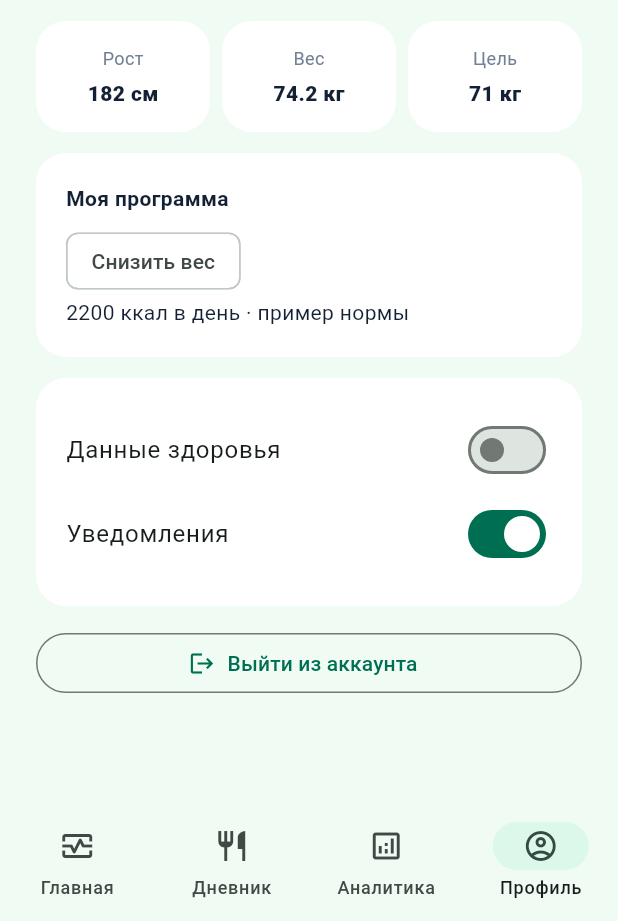
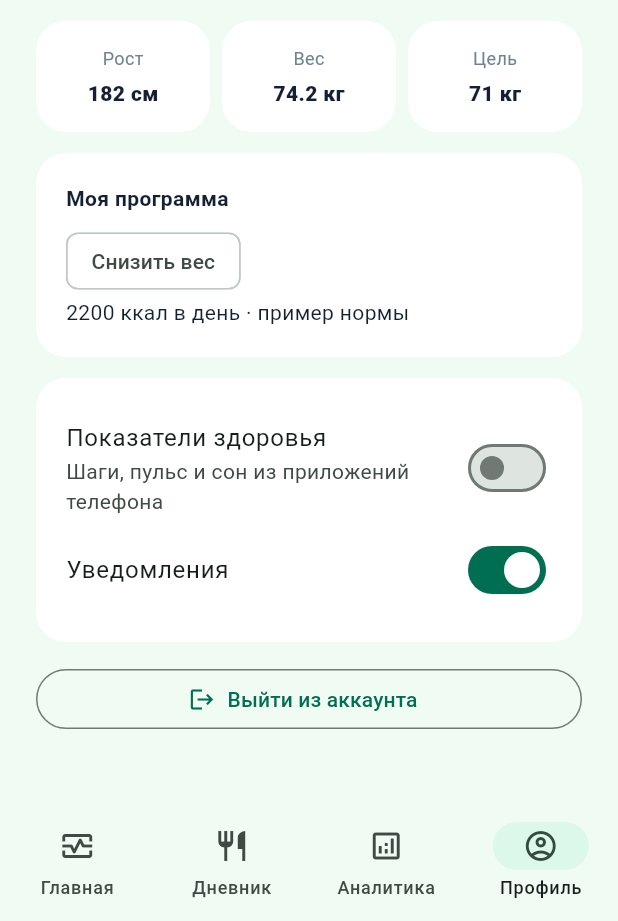
Before and after one commit to 4oys/health_app_ui, a Flutter app: the AppShell screen opened directly with empty values, item 4 of the bottom bar chosen, on a phone screen of 412 x 824 dp, the part 315-1236 px from its top. Run offline on Flutter 3.47's test engine with Material 3 defaults, Android fonts, the phone set to English and light mode, and no system bars.

Commit message:
feat(profile): пояснить источник показателей здоровья

```diff
--- a/lib/main.dart
+++ b/lib/main.dart
@@ -884,7 +884,8 @@ class _ProfileScreenState extends State<ProfileScreen> {
           children: [
             SwitchListTile(
               contentPadding: EdgeInsets.zero,
-              title: const Text('Данные здоровья'),
+              title: const Text('Показатели здоровья'),
+              subtitle: const Text('Шаги, пульс и сон из приложений телефона'),
               value: health,
               onChanged: (value) => setState(() => health = value),
             ),
```
Also changed, not shown: 1 other file.
